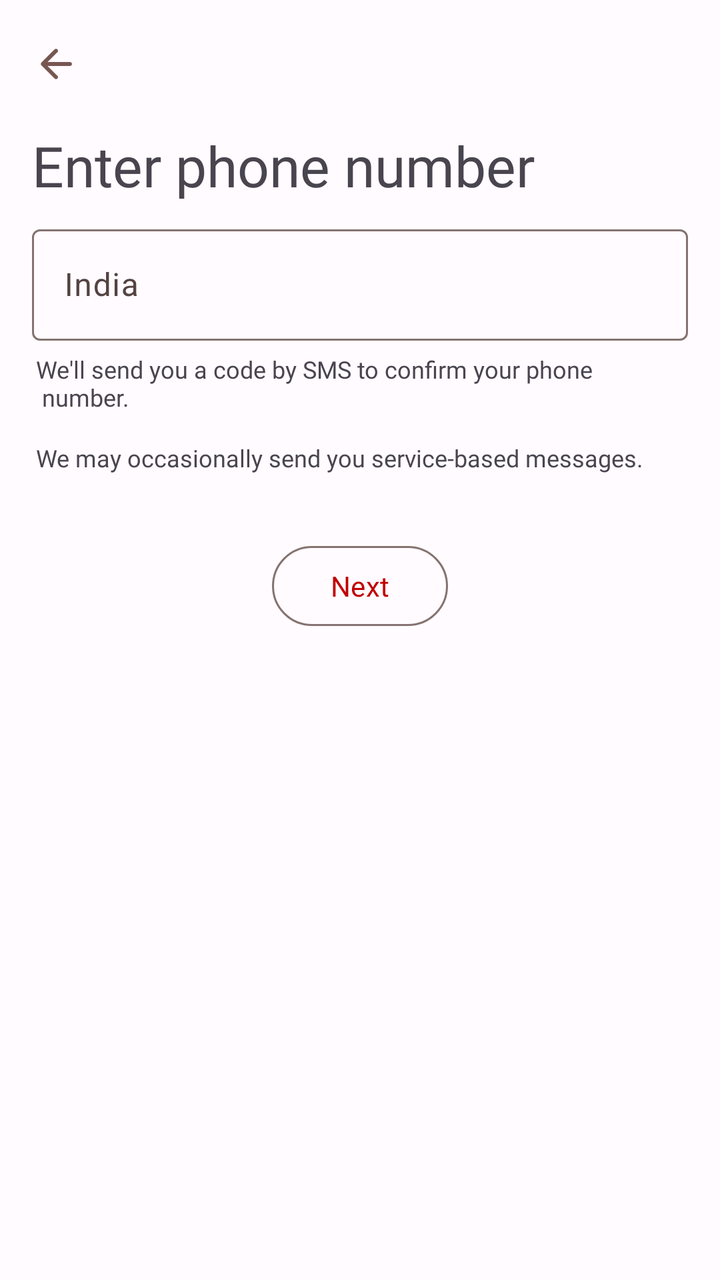
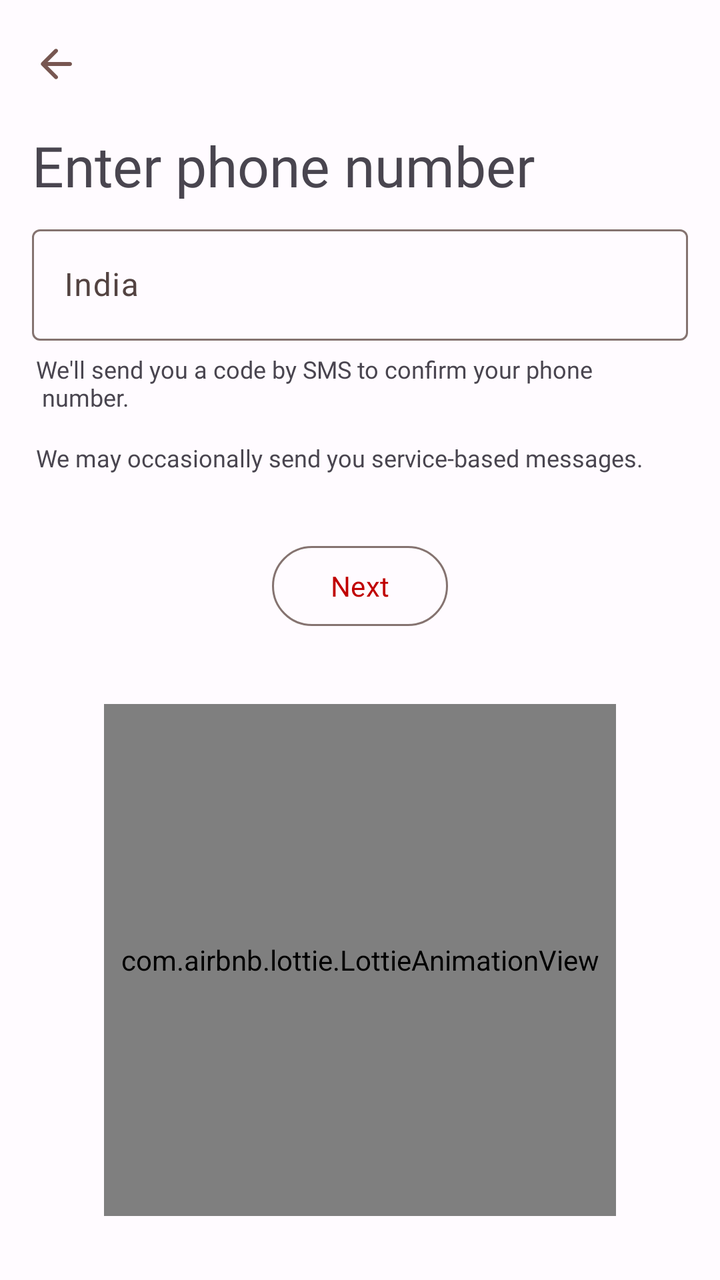

Two renders of the same Android screen: before a commit and after it. Below are the layout's source before the change and the commit's diff.
<!-- AndroidManifest.xml: application theme Theme.Dopamine -->
<!-- res/layout/activity_phone_number_authentication.xml -->
<?xml version="1.0" encoding="utf-8"?>
<androidx.constraintlayout.widget.ConstraintLayout xmlns:android="http://schemas.android.com/apk/res/android"
    xmlns:app="http://schemas.android.com/apk/res-auto"
    xmlns:tools="http://schemas.android.com/tools"
    android:id="@+id/main"
    android:layout_width="match_parent"
    android:layout_height="match_parent"
    android:fitsSystemWindows="true"
    tools:context=".activities.PhoneNumberAuthentication">

    <androidx.coordinatorlayout.widget.CoordinatorLayout
        android:id="@+id/coordinatorLayout"
        android:layout_width="match_parent"
        android:layout_height="wrap_content"
        app:layout_constraintLeft_toLeftOf="parent"
        app:layout_constraintTop_toTopOf="parent"
        app:layout_constraintRight_toRightOf="parent">

        <com.google.android.material.appbar.AppBarLayout
            android:layout_width="match_parent"
            android:layout_height="wrap_content">

            <com.google.android.material.appbar.MaterialToolbar
                android:id="@+id/topAppBar"
                android:layout_width="match_parent"
                android:layout_height="?attr/actionBarSize"
                app:navigationIcon="@drawable/ic_back" />

        </com.google.android.material.appbar.AppBarLayout>

    </androidx.coordinatorlayout.widget.CoordinatorLayout>

    <LinearLayout
        android:orientation="vertical"
        android:layout_width="match_parent"
        android:layout_height="0dp"
        app:layout_constraintBottom_toBottomOf="parent"
        app:layout_constraintEnd_toEndOf="parent"
        app:layout_constraintStart_toStartOf="parent"
        app:layout_constraintTop_toBottomOf="@+id/coordinatorLayout">

        <com.google.android.material.textview.MaterialTextView
            android:text="Enter phone number"

            android:layout_marginStart="16dp"
            android:layout_marginBottom="8dp"
            android:textSize="28sp"
            android:fontFamily="@font/circular_spotify"
            android:layout_width="wrap_content"
            android:layout_height="wrap_content"/>

        <LinearLayout
            android:layout_marginStart="16dp"
            android:layout_marginEnd="16dp"
            android:orientation="horizontal"
            android:layout_width="match_parent"
            android:layout_height="wrap_content">

            <com.google.android.material.textfield.TextInputLayout
                app:placeholderText="Number Should be At Least 10 Digits"
                android:layout_width="match_parent"
                android:layout_height="wrap_content">

                <com.google.android.material.textfield.TextInputEditText
                    android:id="@+id/phoneNumber"
                    android:hint="India"
                    android:inputType="number"
                    android:layout_width="match_parent"
                    android:layout_height="wrap_content" />

            </com.google.android.material.textfield.TextInputLayout>

        </LinearLayout>

        <com.google.android.material.textview.MaterialTextView
            android:text="We'll send you a code by SMS to confirm your phone \n number. \n"
            android:layout_marginStart="18dp"
            android:layout_marginTop="6dp"
            android:textSize="12sp"
            android:fontFamily="@font/proxima_nova"
            android:layout_width="wrap_content"
            android:layout_height="wrap_content"/>

        <com.google.android.material.textview.MaterialTextView
            android:text="We may occasionally send you service-based messages."
            android:layout_marginStart="18dp"
            android:layout_marginBottom="32dp"
            android:textSize="12sp"
            android:fontFamily="@font/proxima_nova"
            android:layout_width="wrap_content"
            android:layout_height="wrap_content"/>

        <com.google.android.material.button.MaterialButton
            android:id="@+id/sendCode"
            android:layout_gravity="center"
            android:text="Next"
            android:fontFamily="@font/circular_spotify"
            style="@style/Widget.Material3.Button.OutlinedButton"
            android:layout_width="wrap_content"
            android:layout_height="48dp"/>

    </LinearLayout>

</androidx.constraintlayout.widget.ConstraintLayout>
<!-- resources referenced by this layout -->
<resources>
  <!-- drawable ic_back (drawable) -->
  <vector android:autoMirrored="true" android:height="24dp"
      android:tint="?attr/colorControlActivated" android:viewportHeight="24"
      android:viewportWidth="24" android:width="24dp" xmlns:android="http://schemas.android.com/apk/res/android">
      <path android:fillColor="@android:color/white" android:pathData="M19,11H7.83l4.88,-4.88c0.39,-0.39 0.39,-1.03 0,-1.42 -0.39,-0.39 -1.02,-0.39 -1.41,0l-6.59,6.59c-0.39,0.39 -0.39,1.02 0,1.41l6.59,6.59c0.39,0.39 1.02,0.39 1.41,0 0.39,-0.39 0.39,-1.02 0,-1.41L7.83,13H19c0.55,0 1,-0.45 1,-1s-0.45,-1 -1,-1z"/>
  </vector>
  <style name="Theme.Dopamine" parent="Base.Theme.Dopamine" />
  <color name="md_theme_light_primary">#C00100</color>
  <color name="md_theme_light_onPrimary">#FFFFFF</color>
  <color name="md_theme_light_primaryContainer">#FFDAD4</color>
  <color name="md_theme_light_onPrimaryContainer">#410000</color>
  <color name="md_theme_light_secondary">#775651</color>
  <color name="md_theme_light_onSecondary">#FFFFFF</color>
  <color name="md_theme_light_secondaryContainer">#FFDAD4</color>
  <color name="md_theme_light_onSecondaryContainer">#2C1512</color>
  <color name="md_theme_light_tertiary">#705C2E</color>
  <color name="md_theme_light_onTertiary">#FFFFFF</color>
  <color name="md_theme_light_tertiaryContainer">#FBDFA6</color>
  <color name="md_theme_light_onTertiaryContainer">#251A00</color>
  <color name="md_theme_light_error">#BA1A1A</color>
  <color name="md_theme_light_errorContainer">#FFDAD6</color>
  <color name="md_theme_light_onError">#FFFFFF</color>
  <color name="md_theme_light_onErrorContainer">#410002</color>
  <color name="md_theme_light_background">#FFFBFF</color>
  <color name="md_theme_light_onBackground">#201A19</color>
  <color name="md_theme_light_surface">#FFFBFF</color>
  <color name="md_theme_light_onSurface">#201A19</color>
  <color name="md_theme_light_surfaceVariant">#F5DDDA</color>
  <color name="md_theme_light_onSurfaceVariant">#534341</color>
  <color name="md_theme_light_outline">#857370</color>
  <color name="md_theme_light_inverseOnSurface">#FBEEEC</color>
  <color name="md_theme_light_inverseSurface">#362F2E</color>
  <color name="md_theme_light_inversePrimary">#FFB4A8</color>
  <!-- unchanged entries left out for length: 1 -->
</resources>

<!-- the commit's change to res/layout/activity_phone_number_authentication.xml (unified diff, before → after) -->
@@ -30,74 +30,86 @@
 
     </androidx.coordinatorlayout.widget.CoordinatorLayout>
 
+    <com.airbnb.lottie.LottieAnimationView
+        android:id="@+id/animationView"
+        android:layout_width="256dp"
+        android:layout_height="256dp"
+        android:layout_marginBottom="32dp"
+        app:layout_constraintBottom_toBottomOf="parent"
+        app:layout_constraintEnd_toEndOf="parent"
+        app:layout_constraintStart_toStartOf="parent"
+        app:lottie_autoPlay="true"
+        app:lottie_loop="true"
+        app:lottie_rawRes="@raw/phone" />
+
     <LinearLayout
+        android:id="@+id/linearLayout"
+        android:layout_width="match_parent"
+        android:layout_height="wrap_content"
         android:orientation="vertical"
-        android:layout_width="match_parent"
-        android:layout_height="0dp"
-        app:layout_constraintBottom_toBottomOf="parent"
         app:layout_constraintEnd_toEndOf="parent"
         app:layout_constraintStart_toStartOf="parent"
         app:layout_constraintTop_toBottomOf="@+id/coordinatorLayout">
 
         <com.google.android.material.textview.MaterialTextView
-            android:text="Enter phone number"
+            android:layout_width="wrap_content"
 
+            android:layout_height="wrap_content"
             android:layout_marginStart="16dp"
             android:layout_marginBottom="8dp"
-            android:textSize="28sp"
             android:fontFamily="@font/circular_spotify"
-            android:layout_width="wrap_content"
-            android:layout_height="wrap_content"/>
+            android:text="Enter phone number"
+            android:textSize="28sp" />
 
         <LinearLayout
+            android:layout_width="match_parent"
+            android:layout_height="wrap_content"
             android:layout_marginStart="16dp"
             android:layout_marginEnd="16dp"
-            android:orientation="horizontal"
-            android:layout_width="match_parent"
-            android:layout_height="wrap_content">
+            android:orientation="horizontal">
 
             <com.google.android.material.textfield.TextInputLayout
-                app:placeholderText="Number Should be At Least 10 Digits"
                 android:layout_width="match_parent"
-                android:layout_height="wrap_content">
+                android:layout_height="wrap_content"
+                app:placeholderText="Number Should be At Least 10 Digits">
 
                 <com.google.android.material.textfield.TextInputEditText
                     android:id="@+id/phoneNumber"
+                    android:layout_width="match_parent"
+                    android:layout_height="wrap_content"
                     android:hint="India"
-                    android:inputType="number"
-                    android:layout_width="match_parent"
-                    android:layout_height="wrap_content" />
+                    android:inputType="number" />
 
             </com.google.android.material.textfield.TextInputLayout>
 
         </LinearLayout>
 
         <com.google.android.material.textview.MaterialTextView
-            android:text="We'll send you a code by SMS to confirm your phone \n number. \n"
+            android:layout_width="wrap_content"
+            android:layout_height="wrap_content"
             android:layout_marginStart="18dp"
             android:layout_marginTop="6dp"
-            android:textSize="12sp"
             android:fontFamily="@font/proxima_nova"
-            android:layout_width="wrap_content"
-            android:layout_height="wrap_content"/>
+            android:text="We'll send you a code by SMS to confirm your phone \n number. \n"
+            android:textSize="12sp" />
 
         <com.google.android.material.textview.MaterialTextView
-            android:text="We may occasionally send you service-based messages."
+            android:layout_width="wrap_content"
+            android:layout_height="wrap_content"
             android:layout_marginStart="18dp"
             android:layout_marginBottom="32dp"
-            android:textSize="12sp"
             android:fontFamily="@font/proxima_nova"
-            android:layout_width="wrap_content"
-            android:layout_height="wrap_content"/>
+            android:text="We may occasionally send you service-based messages."
+            android:textSize="12sp" />
 
         <com.google.android.material.button.MaterialButton
             android:id="@+id/sendCode"
-            android:layout_gravity="center"
-            android:text="Next"
-            android:fontFamily="@font/circular_spotify"
             style="@style/Widget.Material3.Button.OutlinedButton"
             android:layout_width="wrap_content"
-            android:layout_height="48dp"/>
+            android:layout_height="48dp"
+            android:layout_gravity="center"
+            android:fontFamily="@font/circular_spotify"
+            android:text="Next" />
 
     </LinearLayout>
 
